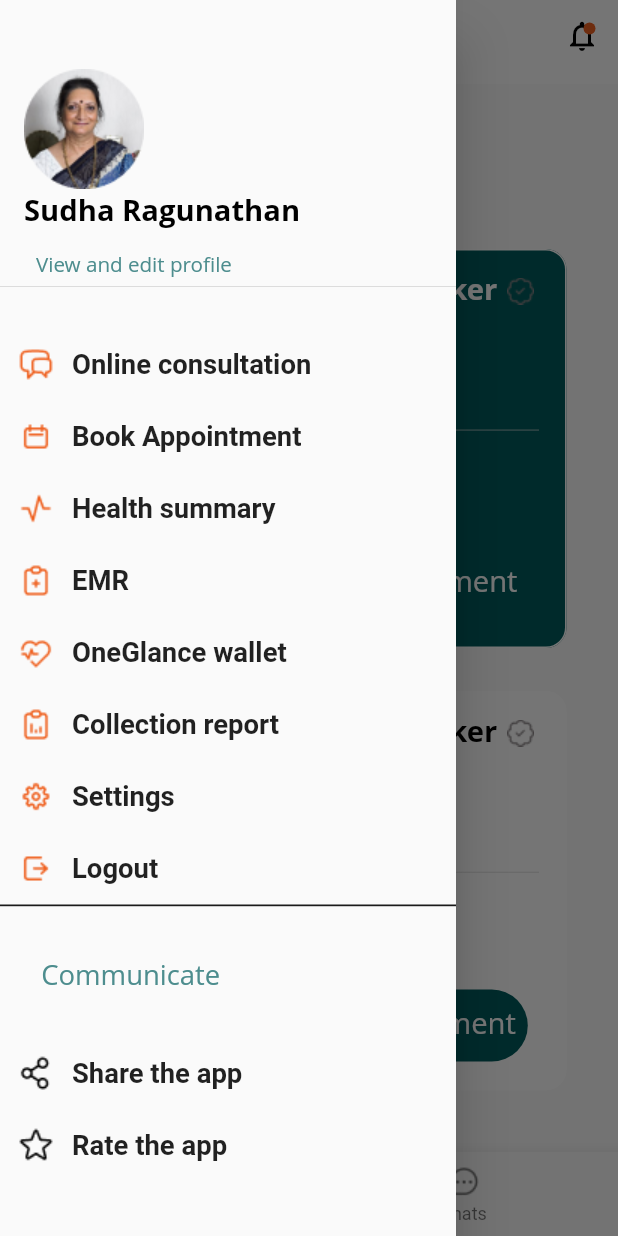
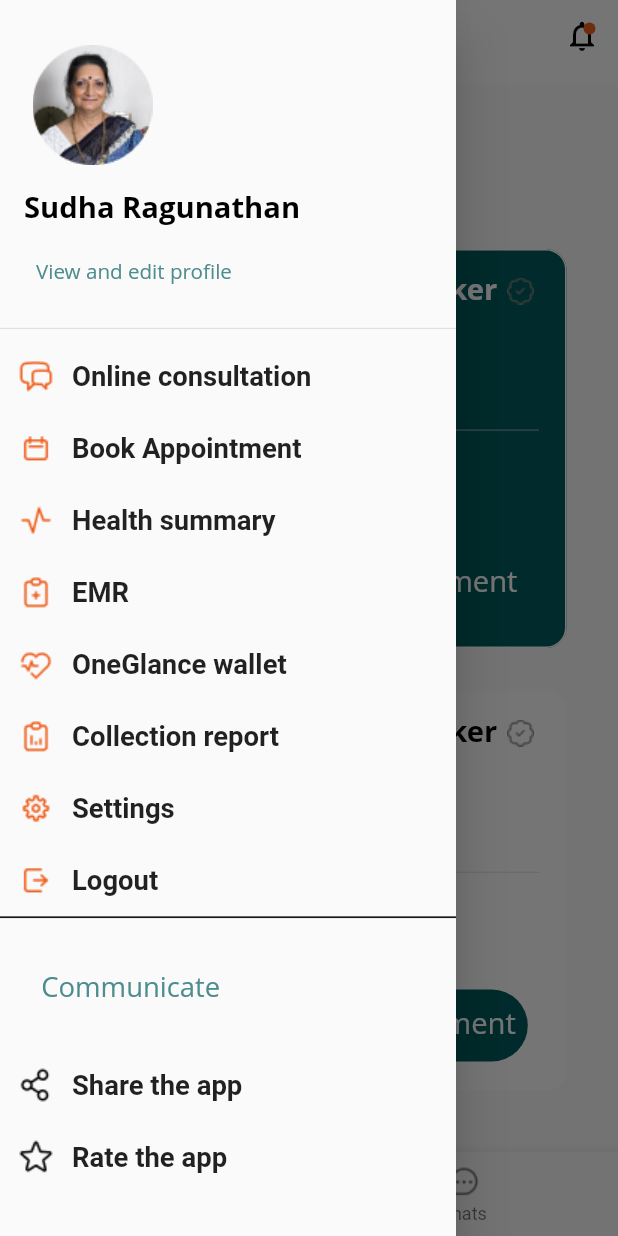
Before and after one commit to PremMuralidharan/Work_one, a Flutter app: the LandingPage screen opened directly, with the side drawer open, on a phone screen of 412 x 824 dp. Run offline on Flutter 3.47's test engine with Material 2 defaults, Android fonts, the phone set to English and light mode, and no system bars; our stand-ins replace flutter_screenutil, introduction_screen, otp_text_field, smooth_page_indicator, table_calendar; missing offline and left inert: kc0035a_flutter_customer_app; Roboto replaces fonts that are missing (Open Sans, Open sans).

Commit message:
third commit

```diff
--- a/lib/screens/Landingpage/Landing_page.dart
+++ b/lib/screens/Landingpage/Landing_page.dart
@@ -856,23 +856,23 @@ class _LandingPageState extends State<LandingPage> {
         child: Column(
           children: <Widget>[
             SizedBox(
-              height: 30,
-            ),
-            DrawerHeader(
+              height : 190.h,
+              child : DrawerHeader(
                   decoration: const BoxDecoration(
                     color: Colors.transparent,
                   ),
                   child: Container(
-                  height: 142,
+                      // height: 142,
                       width: MediaQuery.of(context).size.width,
+                      // height: MediaQuery.of(context).size.height,
                       child: Column(
                         crossAxisAlignment: CrossAxisAlignment.start,
                         mainAxisAlignment: MainAxisAlignment.spaceEvenly,
                         children: [
                           Image.asset(
                             "images/sidebardp.png",
-                        // width: 80.w,
-                        // height: 80.h,
+                            width: 80.w,
+                            height: 80.h,
                           ),
                           Text("Sudha Ragunathan",
                               style: TextStyle(
@@ -903,8 +903,6 @@ class _LandingPageState extends State<LandingPage> {
                       )
                     ),
               ),
-            SizedBox(
-              height: 20,
             ),
             GestureDetector(
               onTap: () {
```
Lines whose indentation alone changed are shown as unchanged.
